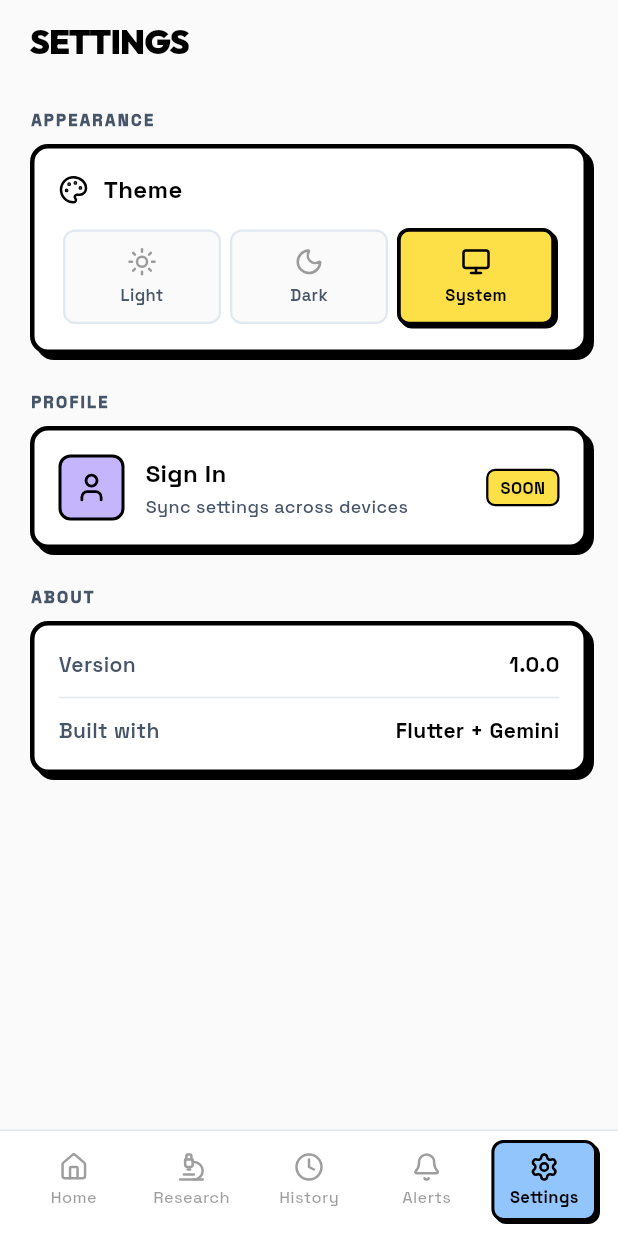
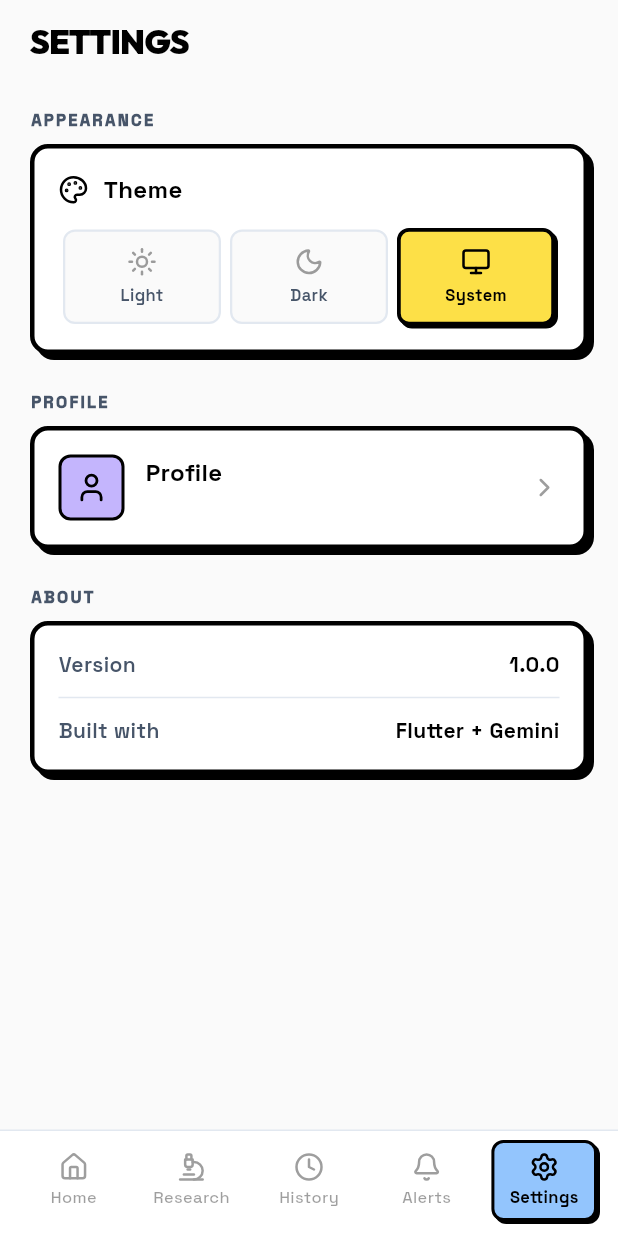
Before and after one commit to bhaweshverma50/validatyr, a Flutter app: the screen it shows once a user with an empty profile is signed in, item 5 of the bottom bar chosen, on a phone screen of 412 x 824 dp. Run offline on Flutter 3.47's test engine with Material 3 defaults, Android fonts, the phone set to English and light mode, and no system bars; our stand-ins replace firebase_core, firebase_messaging, flutter_dotenv, flutter_local_notifications, flutter_riverpod, flutter_timezone and 8 more; missing offline and left inert: record; accounts and stored records are empty; generated files the repository leaves out were written again; network calls fail.

Commit message:
feat(auth): add Profile link to settings screen
Co-Authored-By: Claude Opus 4.6 <noreply@anthropic.com>

```diff
--- a/frontend/lib/features/settings/settings_screen.dart
+++ b/frontend/lib/features/settings/settings_screen.dart
@@ -2,8 +2,10 @@ import 'package:flutter/material.dart';
 import 'package:flutter_riverpod/flutter_riverpod.dart';
 import 'package:lucide_icons/lucide_icons.dart';
 import '../../core/theme/custom_theme.dart';
+import '../../core/providers/auth_provider.dart';
 import '../../core/providers/theme_provider.dart';
 import '../../shared_widgets/retro_card.dart';
+import '../auth/profile_screen.dart';
 
 class SettingsScreen extends ConsumerWidget {
   const SettingsScreen({super.key});
@@ -88,8 +90,9 @@ class SettingsScreen extends ConsumerWidget {
           const SizedBox(height: RetroTheme.spacingSm),
           GestureDetector(
             onTap: () {
-              ScaffoldMessenger.of(context).showSnackBar(
-                const SnackBar(content: Text('Sign in coming soon!')),
+              Navigator.push(
+                context,
+                MaterialPageRoute(builder: (_) => const ProfileScreen()),
               );
             },
             child: RetroCard(
@@ -112,7 +115,7 @@ class SettingsScreen extends ConsumerWidget {
                       crossAxisAlignment: CrossAxisAlignment.start,
                       children: [
                         Text(
-                          'Sign In',
+                          'Profile',
                           style: TextStyle(
                             fontSize: RetroTheme.fontLg,
                             fontWeight: FontWeight.w800,
@@ -121,7 +124,7 @@ class SettingsScreen extends ConsumerWidget {
                         ),
                         const SizedBox(height: 2),
                         Text(
-                          'Sync settings across devices',
+                          ref.watch(currentUserProvider)?.email ?? '',
                           style: TextStyle(
                             fontSize: RetroTheme.fontSm,
                             color: colors.textMuted,
@@ -130,11 +133,7 @@ class SettingsScreen extends ConsumerWidget {
                       ],
                     ),
                   ),
-                  Container(
-                    padding: const EdgeInsets.symmetric(horizontal: 8, vertical: 3),
-                    decoration: RetroTheme.badgeDecoration(RetroTheme.yellow),
-                    child: const Text('SOON', style: RetroTheme.badgeStyle),
-                  ),
+                  Icon(LucideIcons.chevronRight, size: 20, color: colors.iconMuted),
                 ],
               ),
             ),
```
